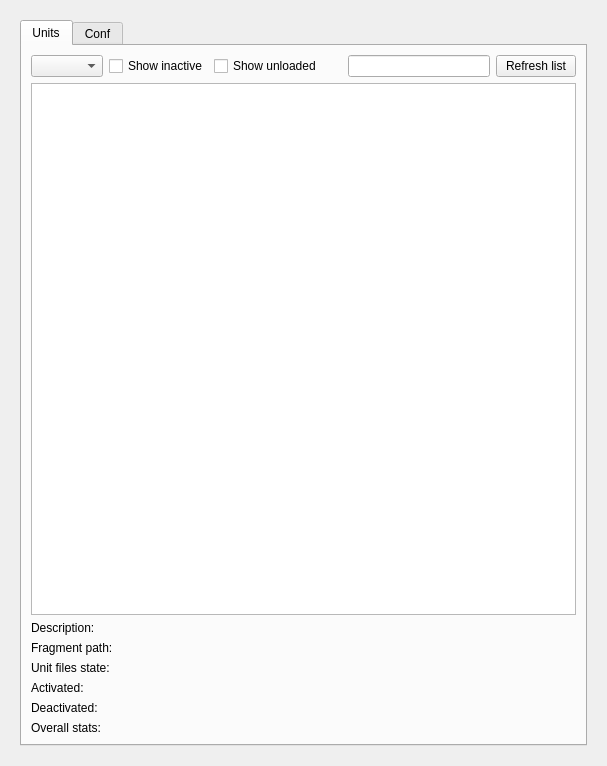
Above: ui/kcmsystemd.ui from rthomsen/kcmsystemd before the change. Below: the same form after it.
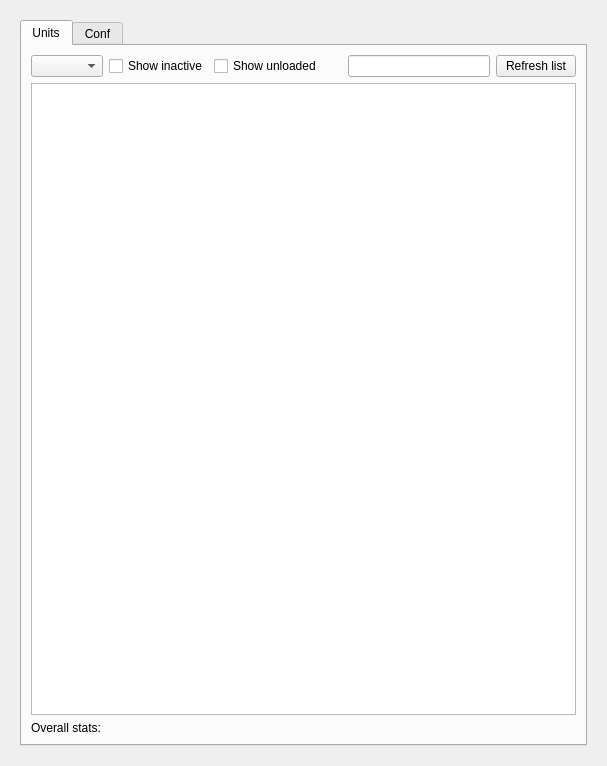
That is the form after the change.

Commit message: Moved unit properties into tooltip to conserve screen space. Unit dependencies not available anymore.

Diff of the .ui file:
```diff
--- a/ui/kcmsystemd.ui
+++ b/ui/kcmsystemd.ui
@@ -202,140 +202,6 @@
              </attribute>
             </widget>
            </item>
-           <item row="3" column="0" rowspan="2" colspan="2">
-            <layout class="QGridLayout" name="gridLayout_21">
-             <item row="2" column="0">
-              <widget class="QLabel" name="label_20">
-               <property name="sizePolicy">
-                <sizepolicy hsizetype="Preferred" vsizetype="Preferred">
-                 <horstretch>0</horstretch>
-                 <verstretch>0</verstretch>
-                </sizepolicy>
-               </property>
-               <property name="text">
-                <string>Unit files state:</string>
-               </property>
-              </widget>
-             </item>
-             <item row="1" column="0">
-              <widget class="QLabel" name="label_21">
-               <property name="sizePolicy">
-                <sizepolicy hsizetype="Preferred" vsizetype="Preferred">
-                 <horstretch>0</horstretch>
-                 <verstretch>0</verstretch>
-                </sizepolicy>
-               </property>
-               <property name="text">
-                <string>Fragment path:</string>
-               </property>
-              </widget>
-             </item>
-             <item row="0" column="1">
-              <widget class="QLabel" name="lblDesc">
-               <property name="sizePolicy">
-                <sizepolicy hsizetype="Expanding" vsizetype="Preferred">
-                 <horstretch>0</horstretch>
-                 <verstretch>0</verstretch>
-                </sizepolicy>
-               </property>
-               <property name="text">
-                <string/>
-               </property>
-              </widget>
-             </item>
-             <item row="3" column="1">
-              <widget class="QLabel" name="lblTimeActivated">
-               <property name="sizePolicy">
-                <sizepolicy hsizetype="Expanding" vsizetype="Preferred">
-                 <horstretch>0</horstretch>
-                 <verstretch>0</verstretch>
-                </sizepolicy>
-               </property>
-               <property name="text">
-                <string/>
-               </property>
-              </widget>
-             </item>
-             <item row="3" column="0">
-              <widget class="QLabel" name="label_41">
-               <property name="sizePolicy">
-                <sizepolicy hsizetype="Preferred" vsizetype="Preferred">
-                 <horstretch>0</horstretch>
-                 <verstretch>0</verstretch>
-                </sizepolicy>
-               </property>
-               <property name="text">
-                <string>Activated:</string>
-               </property>
-              </widget>
-             </item>
-             <item row="2" column="1">
-              <widget class="QLabel" name="lblUnitFileState">
-               <property name="sizePolicy">
-                <sizepolicy hsizetype="Expanding" vsizetype="Preferred">
-                 <horstretch>0</horstretch>
-                 <verstretch>0</verstretch>
-                </sizepolicy>
-               </property>
-               <property name="text">
-                <string/>
-               </property>
-              </widget>
-             </item>
-             <item row="0" column="0">
-              <widget class="QLabel" name="label_19">
-               <property name="sizePolicy">
-                <sizepolicy hsizetype="Preferred" vsizetype="Preferred">
-                 <horstretch>0</horstretch>
-                 <verstretch>0</verstretch>
-                </sizepolicy>
-               </property>
-               <property name="text">
-                <string>Description:</string>
-               </property>
-              </widget>
-             </item>
-             <item row="1" column="1">
-              <widget class="QLabel" name="lblFragmentPath">
-               <property name="sizePolicy">
-                <sizepolicy hsizetype="Expanding" vsizetype="Preferred">
-                 <horstretch>0</horstretch>
-                 <verstretch>0</verstretch>
-                </sizepolicy>
-               </property>
-               <property name="text">
-                <string/>
-               </property>
-              </widget>
-             </item>
-             <item row="4" column="0">
-              <widget class="QLabel" name="label_42">
-               <property name="sizePolicy">
-                <sizepolicy hsizetype="Preferred" vsizetype="Preferred">
-                 <horstretch>0</horstretch>
-                 <verstretch>0</verstretch>
-                </sizepolicy>
-               </property>
-               <property name="text">
-                <string>Deactivated:</string>
-               </property>
-              </widget>
-             </item>
-             <item row="4" column="1">
-              <widget class="QLabel" name="lblTimeDeactivated">
-               <property name="sizePolicy">
-                <sizepolicy hsizetype="Expanding" vsizetype="Preferred">
-                 <horstretch>0</horstretch>
-                 <verstretch>0</verstretch>
-                </sizepolicy>
-               </property>
-               <property name="text">
-                <string/>
-               </property>
-              </widget>
-             </item>
-            </layout>
-           </item>
           </layout>
          </widget>
          <widget class="QWidget" name="tabConf">
```
Left out of the diff: 2 changed lines with no effect on the pictures. The commit also changes 2 other files.
